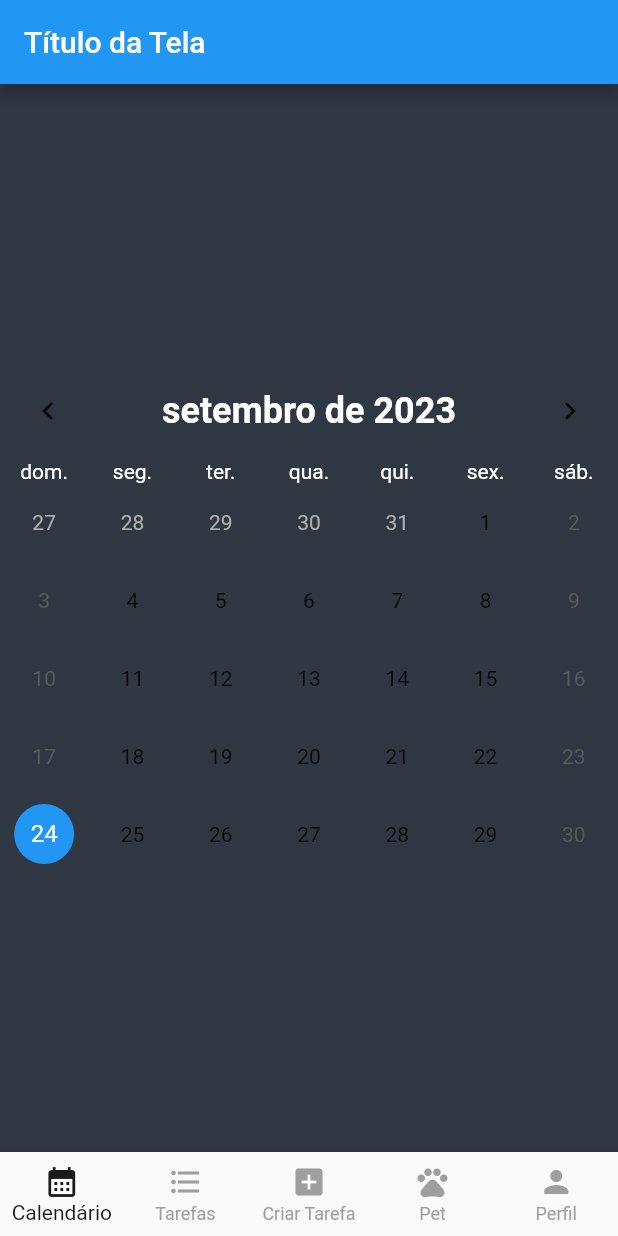
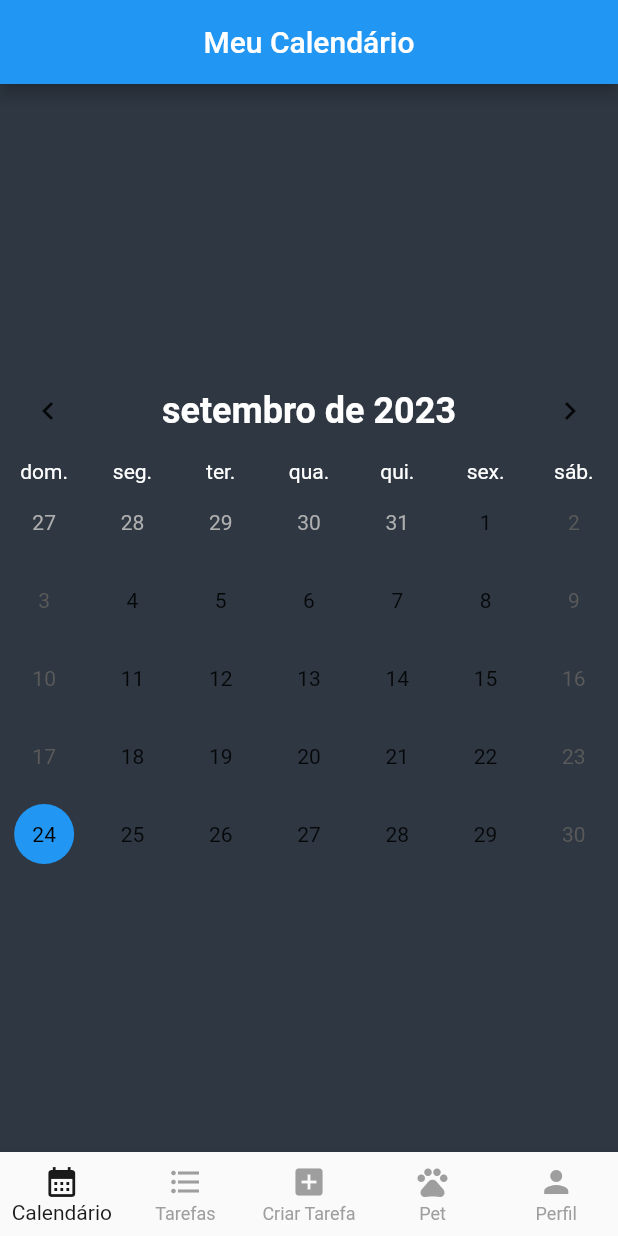
Before and after one commit to SauloMFreitas/LDDM-Projeto, a Flutter app: the screen it shows after launch, on a phone screen of 412 x 824 dp. Run offline on Flutter 3.47's test engine with Material 2 defaults, Android fonts, the phone set to English and light mode, and no system bars; drawn by our look-alikes of table_calendar; our stand-ins replace percent_indicator.

Commit message:
Update Calendario

```diff
--- a/Myplanner/lib/Calendario.dart
+++ b/Myplanner/lib/Calendario.dart
@@ -1,9 +1,9 @@
 import 'package:flutter/material.dart';
 import 'package:table_calendar/table_calendar.dart';
 import 'assets/AppStyles.dart';
+import 'Lista.dart';
 
 class Calendario extends StatefulWidget {
-
   Calendario();
 
   @override
@@ -11,12 +11,15 @@
 }
 
 class _CalendarioState extends State<Calendario> {
+  DateTime _focusedDay = DateTime.now();
+  DateTime? _selectedDay;
 
   @override
   Widget build(BuildContext context) {
     return Scaffold(
       appBar: AppBar(
-        title: Text('Título da Tela'),
+        title: Text('Meu Calendário'),
+        centerTitle: true,
       ),
       body: Column(
         mainAxisAlignment: MainAxisAlignment.center,
@@ -24,23 +27,17 @@
 
           TableCalendar(
             locale: 'pt_BR',
-            firstDay: DateTime.utc(2022, 1, 1),
-            lastDay: DateTime.utc(2024, 12, 31),
-            focusedDay: DateTime.now(),
+            firstDay: DateTime(2022),
+            lastDay: DateTime(3000),
+            focusedDay: _focusedDay,
 
             calendarStyle: const CalendarStyle(
-              isTodayHighlighted: true,
 
               selectedDecoration: BoxDecoration(
                 color: Colors.blue,
                 shape: BoxShape.circle,
               ),
-
               selectedTextStyle: TextStyle(color: Colors.black),
-              todayDecoration: BoxDecoration(
-                color: AppStyles.highlightColor,
-                shape: BoxShape.circle,
-              ),
 
               defaultDecoration: BoxDecoration(
                 color: Colors.transparent,
@@ -63,8 +60,23 @@
               titleCentered: true,
               titleTextStyle: AppStyles.titleTextStyle,
             ),
-          ),
 
+            onDaySelected: (selectedDay, focusedDay) {
+              setState(() {
+                _selectedDay = selectedDay;
+                _focusedDay = focusedDay;
+              });
+              Navigator.push(
+                context,
+                MaterialPageRoute(
+                  builder: (context) => Lista()
+                ),
+              );
+            },
+            selectedDayPredicate: (day) {
+              return isSameDay(day, _focusedDay);
+            },
+          )
         ],
       ),
     );
--- a/Myplanner/lib/assets/AppStyles.dart
+++ b/Myplanner/lib/assets/AppStyles.dart
@@ -34,7 +34,7 @@
   );
 
   static const Color primaryColor = Color.fromARGB(255, 46, 55, 66);
-  static const Color highlightColor = Colors.blue;
+  static const Color highlightColor = Colors.red;
   static const Color positiveButton = Color.fromARGB(255, 0, 255, 0);
   static const Color negativeButton = Color.fromARGB(255, 255, 0, 0);
 }
```
Also changed, not shown: Myplanner/lib/Lista.dart (+4 -13 lines).
